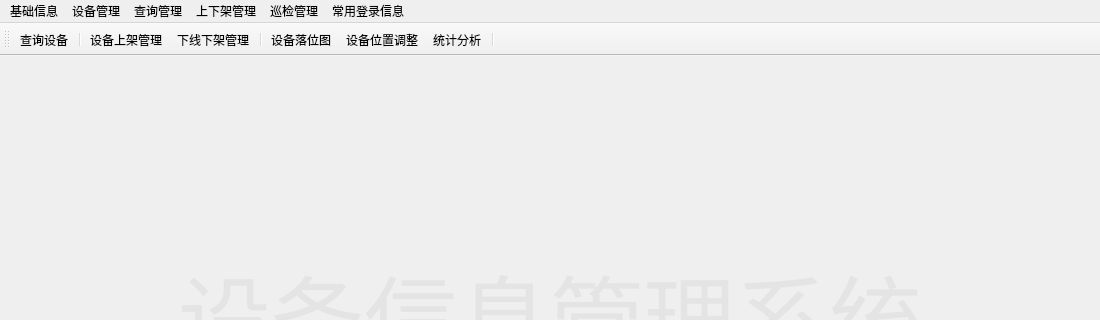
First picture: the form in ui/Main_win.ui, repository tainyuhong/pyside_machine_system, before the edit; both pictures show x 0 to 1100 and y 0 to 320 of the 1100 by 700 pixel window.
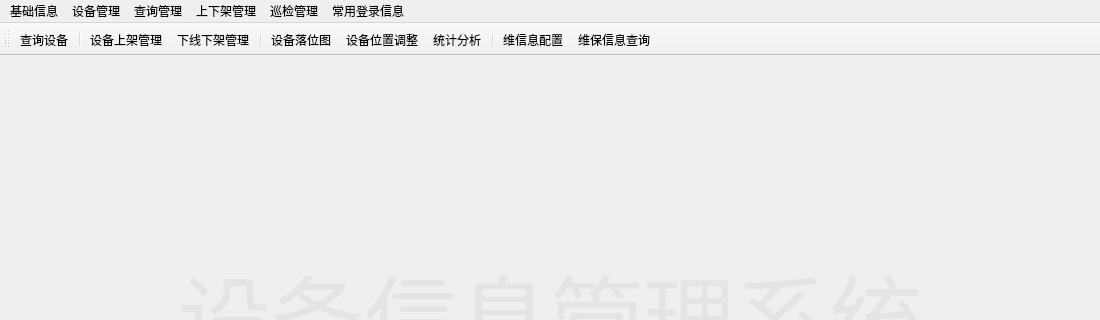
Second picture: the form after the edit. Icons and pictures are not drawn.

Commit message: 1、增加维保配置菜单 2、优化维保信息查询界面 3、数据库中增加维保视图字段

Diff of the .ui file:
```diff
--- a/ui/Main_win.ui
+++ b/ui/Main_win.ui
@@ -130,6 +130,8 @@
    <addaction name="action_machine_sw"/>
    <addaction name="action_report"/>
    <addaction name="separator"/>
+   <addaction name="action_warranty_config"/>
+   <addaction name="actionwb"/>
   </widget>
   <action name="actionjfgl">
    <property name="text">
@@ -267,6 +269,15 @@
     <string>设备位置调整</string>
    </property>
   </action>
+  <action name="action_warranty_config">
+   <property name="icon">
+    <iconset resource="../img/picture.qrc">
+     <normaloff>:/查询/warrany_conf.gif</normaloff>:/查询/warrany_conf.gif</iconset>
+   </property>
+   <property name="text">
+    <string>维信息配置</string>
+   </property>
+  </action>
  </widget>
  <resources>
   <include location="../img/picture.qrc"/>
```
Left out of the diff: 5 changed lines with no effect on the pictures. The commit also changes 13 other files.
